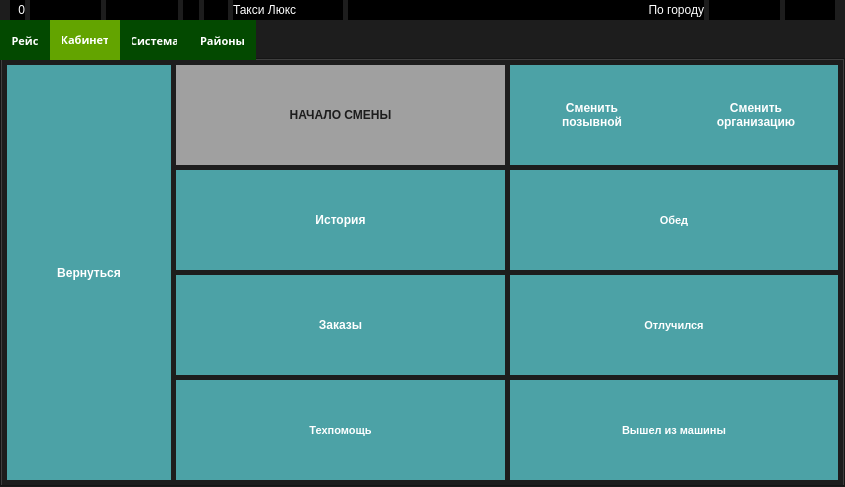
First picture: the form in indigotaxi.ui, repository koolkhel/android-indigo-taxi, before the edit.
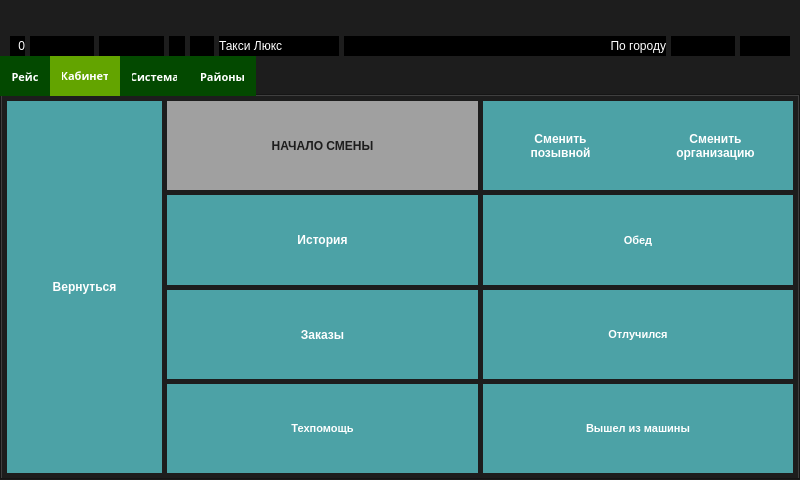
Second picture: the form after the edit. The open tabs and pages were chosen to show the change. Icons and pictures are not drawn.

What changed in the file:
```diff
--- a/indigotaxi.ui
+++ b/indigotaxi.ui
@@ -6,20 +6,26 @@
    <rect>
     <x>0</x>
     <y>0</y>
-    <width>845</width>
-    <height>487</height>
+    <width>800</width>
+    <height>480</height>
    </rect>
   </property>
   <property name="sizePolicy">
-   <sizepolicy hsizetype="Preferred" vsizetype="Preferred">
+   <sizepolicy hsizetype="Maximum" vsizetype="Maximum">
     <horstretch>0</horstretch>
     <verstretch>0</verstretch>
    </sizepolicy>
   </property>
+  <property name="maximumSize">
+   <size>
+    <width>800</width>
+    <height>480</height>
+   </size>
+  </property>
   <property name="baseSize">
    <size>
-    <width>480</width>
-    <height>272</height>
+    <width>800</width>
+    <height>480</height>
    </size>
   </property>
   <property name="windowTitle">
@@ -227,7 +233,7 @@
      <number>0</number>
     </property>
     <property name="topMargin">
-     <number>0</number>
+     <number>36</number>
     </property>
     <property name="rightMargin">
      <number>0</number>
@@ -349,7 +355,7 @@
         <widget class="QLabel" name="taxiNameLabel">
          <property name="minimumSize">
           <size>
-           <width>110</width>
+           <width>120</width>
            <height>0</height>
           </size>
          </property>
@@ -421,7 +427,7 @@
        </font>
       </property>
       <property name="currentIndex">
-       <number>3</number>
+       <number>0</number>
       </property>
       <widget class="QWidget" name="standByPage1">
        <property name="sizePolicy">
@@ -2045,7 +2051,7 @@
                  </widget>
                 </item>
                 <item row="0" column="3">
-                 <layout class="QVBoxLayout" name="verticalLayout_24" stretch="">
+                 <layout class="QVBoxLayout" name="verticalLayout_24">
                   <property name="spacing">
                    <number>0</number>
                   </property>
```
